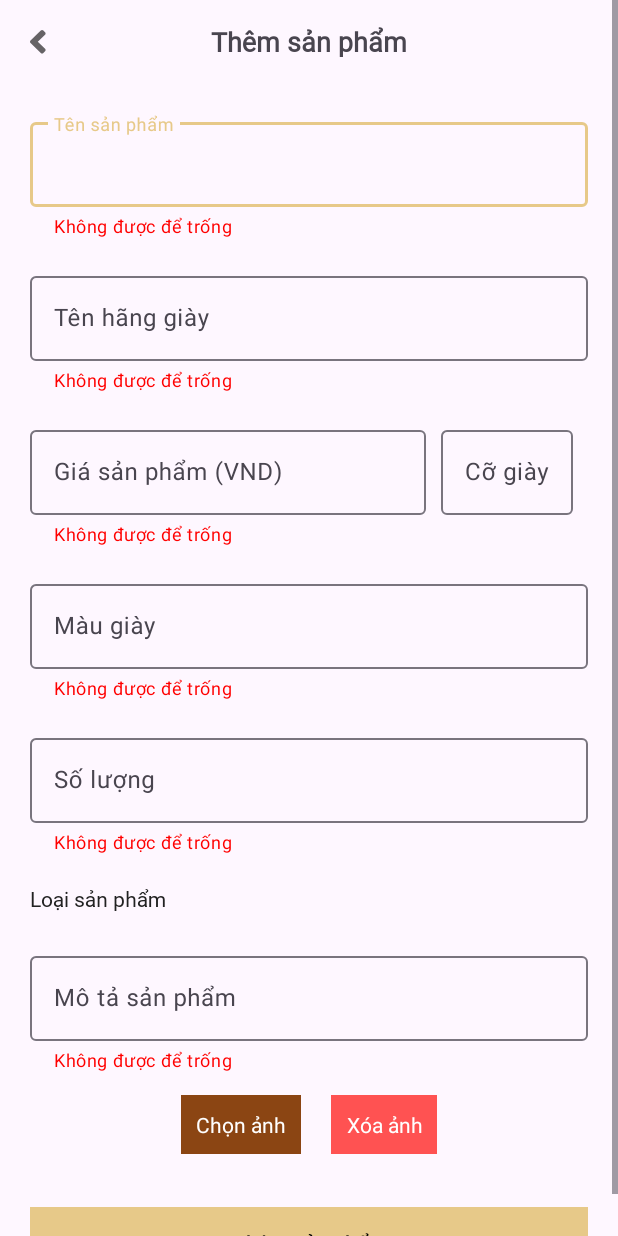
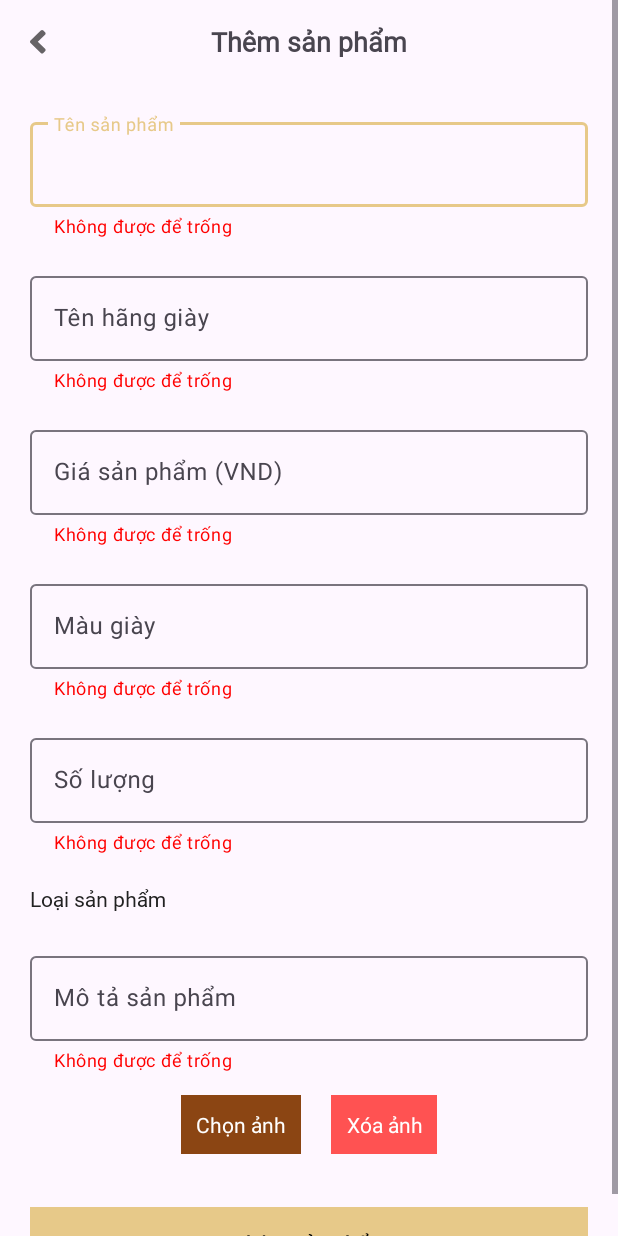
Before and after one commit to Khoana1/MD04-FStyle-Android, an Android app: the layout fragment_add_product.xml on its own in the app's theme, with its tools: preview values and no code run, on a phone screen of 412 x 824 dp. Run offline under Robolectric (Android 15) with nearby library versions, the light colour scheme and no system bars.

Commit message:
fix add product admin

```diff
--- a/app/src/main/java/com/example/eu_fstyle_mobile/src/view/admin/AddProductViewModel.java
+++ b/app/src/main/java/com/example/eu_fstyle_mobile/src/view/admin/AddProductViewModel.java
@@ -30,9 +30,9 @@ public class AddProductViewModel extends ViewModel {
         return errorMessage;
     }
 
-    public void createProduct(String id, String name, String[] image64, String brand, Number price, Number size, String color, String quantity, String type, String description) {
+    public void createProduct(String id, String name, String[] image64, String brand, Number price, String color, String quantity, String type, String description) {
         ApiService apiService = ApiClient.getClient().create(ApiService.class);
-        RequestCreateProduct requestCreateProduct = new RequestCreateProduct(name, image64, brand, price, size, color, quantity, type, description);
+        RequestCreateProduct requestCreateProduct = new RequestCreateProduct(name, image64, brand, price, color, quantity, type, description);
         Call<Product> call = apiService.createProduct(requestCreateProduct, id);
         call.enqueue(new Callback<Product>() {
             @Override
--- a/app/src/main/res/layout/fragment_add_product.xml
+++ b/app/src/main/res/layout/fragment_add_product.xml
@@ -100,9 +100,8 @@
                 <com.google.android.material.textfield.TextInputLayout
                     android:id="@+id/price_container"
                     style="@style/Widget.Material3.TextInputLayout.OutlinedBox"
-                    android:layout_width="0dp"
+                    android:layout_width="match_parent"
                     android:layout_height="wrap_content"
-                    android:layout_weight="1.5"
                     app:helperText="Không được để trống"
                     app:helperTextTextColor="#FF0000">
 
@@ -112,26 +111,6 @@
                         android:layout_height="wrap_content"
                         android:hint="Giá sản phẩm (VND)"
                         android:inputType="number"
-                        android:lines="1" />
-
-
-                </com.google.android.material.textfield.TextInputLayout>
-
-                <com.google.android.material.textfield.TextInputLayout
-                    android:id="@+id/sizeContainer"
-                    style="@style/Widget.Material3.TextInputLayout.OutlinedBox"
-                    android:layout_width="0dp"
-                    android:layout_height="wrap_content"
-                    android:layout_marginHorizontal="10dp"
-                    android:layout_weight="0.5"
-                    app:helperTextTextColor="#FF0000">
-
-                    <com.google.android.material.textfield.TextInputEditText
-                        android:id="@+id/edtSize"
-                        android:layout_width="match_parent"
-                        android:layout_height="wrap_content"
-                        android:hint="Cỡ giày"
-                        android:inputType="text"
                         android:lines="1" />
 
 
```
Also changed, not shown: app/src/main/java/com/example/eu_fstyle_mobile/src/request/RequestCreateProduct.java (+1 -11 lines), app/src/main/java/com/example/eu_fstyle_mobile/src/view/admin/AddProductFragment.java (+1 -35 lines).
